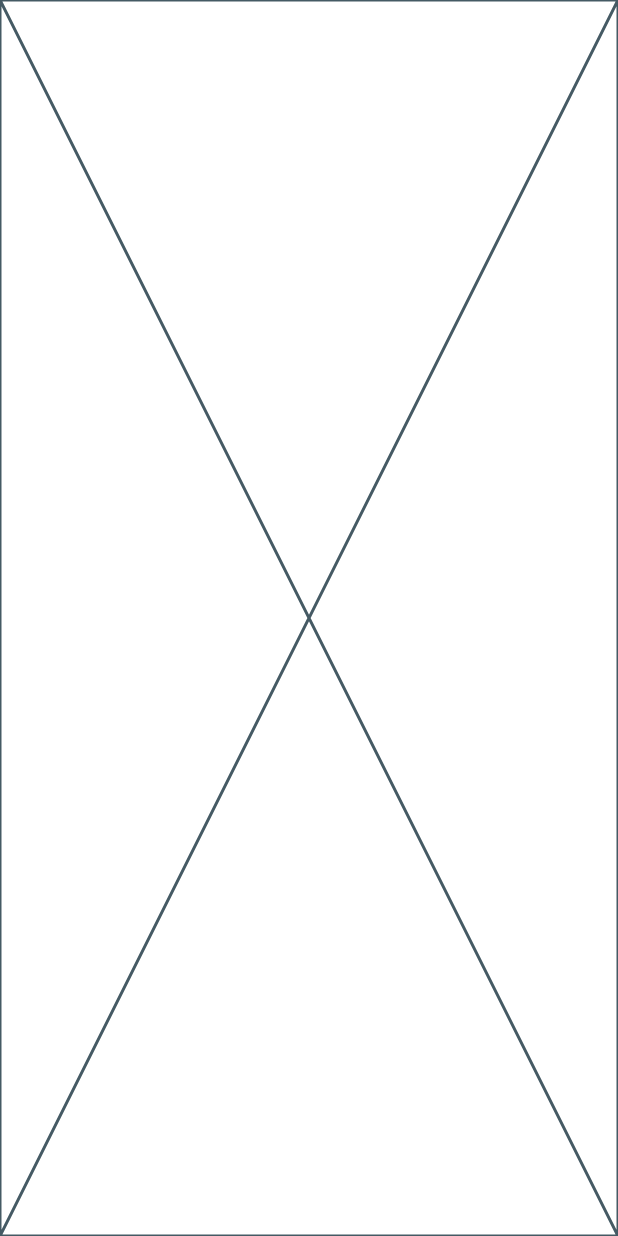
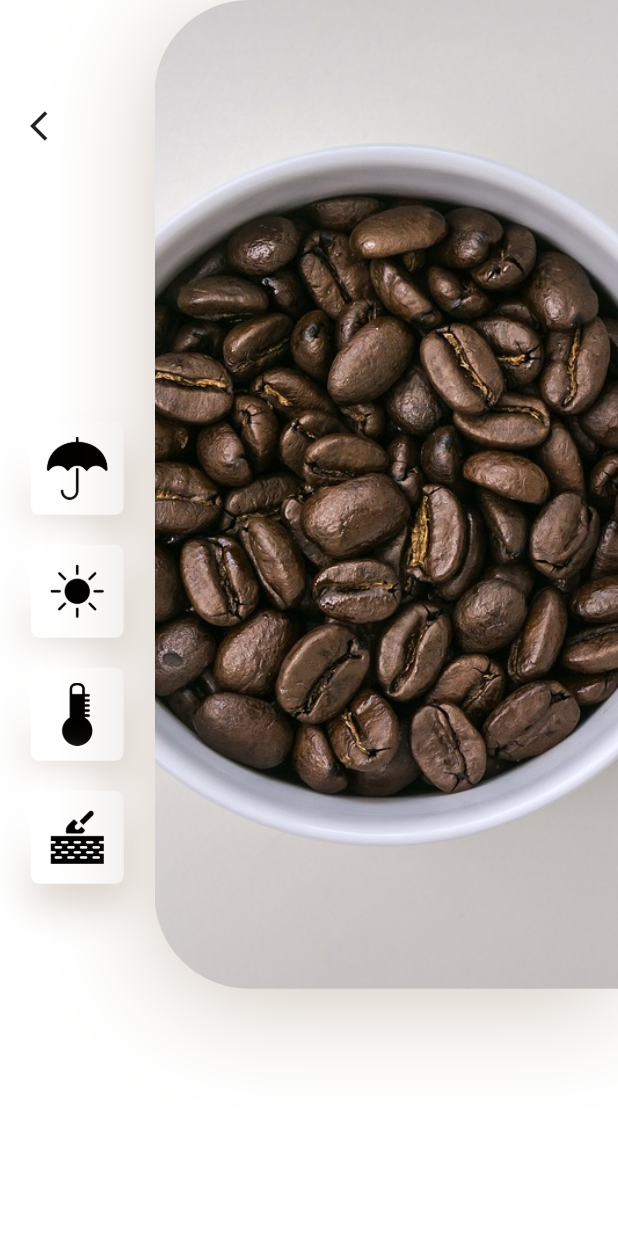
Before and after one commit to shinnkura/coffee_app, a Flutter app: the DetailsScreen screen opened directly, on a phone screen of 412 x 824 dp. Run offline on Flutter 3.47's test engine with Material 2 defaults, Android fonts, the phone set to English and light mode, and no system bars.

Commit message:
icon_card.dartファイルを作成

```diff
--- a/lib/screens/details/components/body.dart
+++ b/lib/screens/details/components/body.dart
@@ -1,10 +1,84 @@
+import 'package:coffee_app/screens/details/components/icon_card.dart';
 import 'package:flutter/material.dart';
+import 'package:coffee_app/constants.dart';
 
 class Body extends StatelessWidget {
   const Body({super.key});
 
   @override
   Widget build(BuildContext context) {
-    return const Placeholder();
+    Size size = MediaQuery.of(context).size;
+    return SingleChildScrollView(
+      child: Column(
+        children: <Widget>[
+          Padding(
+            padding: const EdgeInsets.only(bottom: kDefaultPadding * 3),
+            child: SizedBox(
+              height: size.height * 0.8,
+              child: Row(
+                children: <Widget>[
+                  Expanded(
+                    child: Padding(
+                      padding: const EdgeInsets.symmetric(
+                        vertical: kDefaultPadding * 3,
+                      ),
+                      child: Column(
+                        children: <Widget>[
+                          Align(
+                            alignment: Alignment.topLeft,
+                            child: IconButton(
+                              padding: const EdgeInsets.symmetric(
+                                horizontal: kDefaultPadding,
+                              ),
+                              onPressed: () {},
+                              icon: const Icon(
+                                Icons.arrow_back_ios,
+                              ),
+                            ),
+                          ),
+                          const Spacer(),
+                          const IconCard(
+                            icon: "assets/icons/umbrella.png",
+                          ),
+                          const IconCard(
+                            icon: "assets/icons/sun.png",
+                          ),
+                          const IconCard(
+                            icon: "assets/icons/temperature.png",
+                          ),
+                          const IconCard(
+                            icon: "assets/icons/ground.png",
+                          ),
+                        ],
+                      ),
+                    ),
+                  ),
+                  Container(
+                      height: size.height * 0.8,
+                      width: size.width * 0.75,
+                      decoration: BoxDecoration(
+                        borderRadius: const BorderRadius.only(
+                          topLeft: Radius.circular(63),
+                          bottomLeft: Radius.circular(63),
+                        ),
+                        boxShadow: [
+                          BoxShadow(
+                            offset: Offset(0, 10),
+                            blurRadius: 60,
+                            color: kPrimaryColor.withOpacity(0.29),
+                          ),
+                        ],
+                        image: const DecorationImage(
+                          image: AssetImage('assets/images/image_1.png'),
+                          fit: BoxFit.cover,
+                        ),
+                      )),
+                ],
+              ),
+            ),
+          ),
+        ],
+      ),
+    );
   }
 }
--- /dev/null
+++ b/lib/screens/details/components/icon_card.dart
@@ -0,0 +1,39 @@
+import 'package:coffee_app/constants.dart';
+import 'package:flutter/material.dart';
+
+class IconCard extends StatelessWidget {
+  const IconCard({
+    super.key,
+    required this.icon,
+  });
+
+  final String icon;
+
+  @override
+  Widget build(BuildContext context) {
+    // Size size = MediaQuery.of(context).size;
+    return Container(
+      margin: const EdgeInsets.symmetric(vertical: kDefaultPadding / 2),
+      padding: const EdgeInsets.all(kDefaultPadding / 2),
+      height: 62,
+      width: 62,
+      decoration: BoxDecoration(
+        color: kBackgroundColor,
+        borderRadius: BorderRadius.circular(6),
+        boxShadow: [
+          BoxShadow(
+            offset: const Offset(0, 15),
+            blurRadius: 22,
+            color: kPrimaryColor.withOpacity(0.22),
+          ),
+          const BoxShadow(
+            offset: Offset(-15, -15),
+            blurRadius: 20,
+            color: Colors.white,
+          ),
+        ],
+      ),
+      child: Image.asset(icon),
+    );
+  }
+}
```
Also changed, not shown: assets/icons/ground.png (added), assets/icons/sun.png (added), assets/icons/temperature.png (added), assets/icons/umbrella.png (added).
